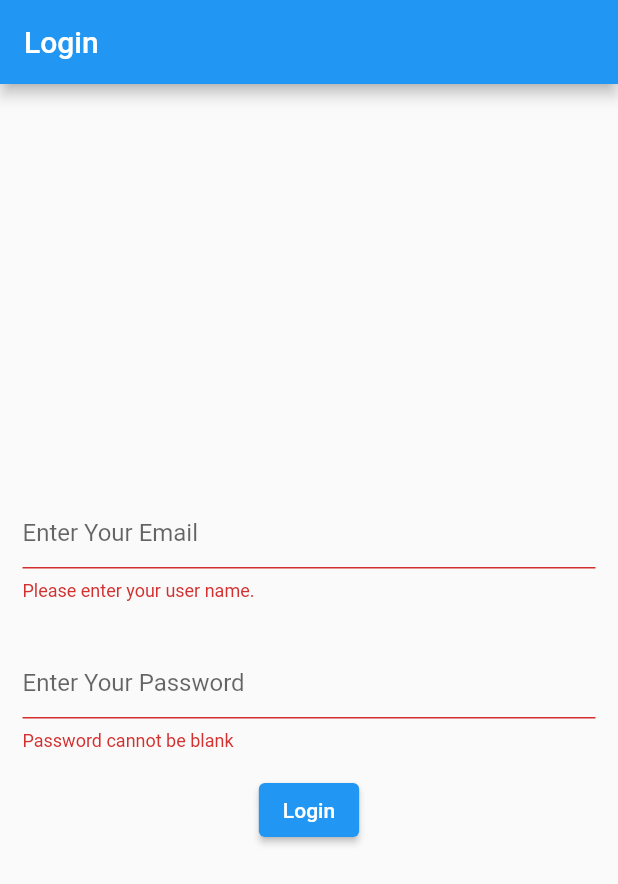
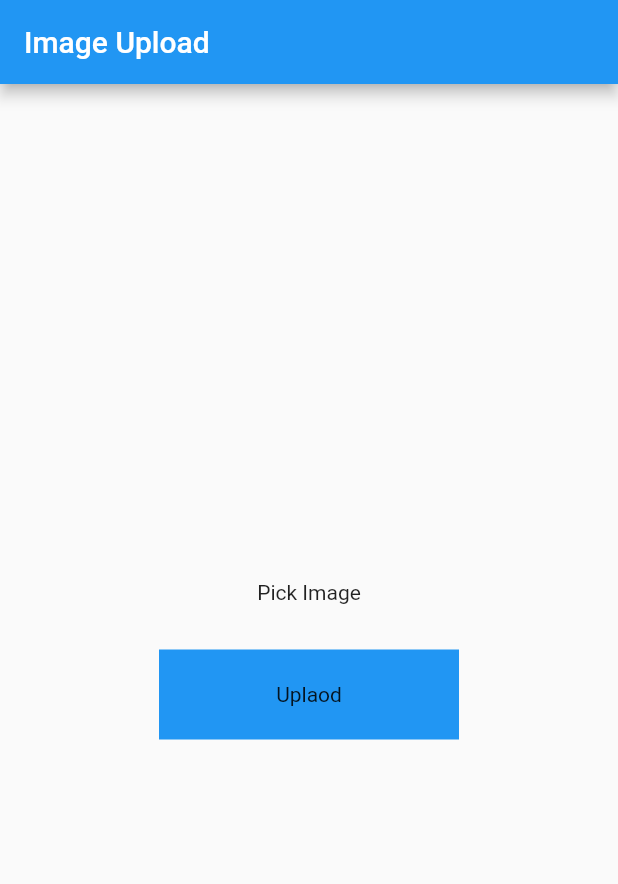
Before and after one commit to aankit09/Api-GET, a Flutter app: the screen it shows after launch, on a phone screen of 412 x 824 dp. Shown: the top 884 px of the screen. Run offline on Flutter 3.47's test engine with Material 2 defaults, Android fonts, the phone set to English and light mode, and no system bars; drawn by our look-alikes of modal_progress_hud_nsn; our stand-ins replace image_picker.

Commit message:
Image Upload Api

```diff
--- a/lib/main.dart
+++ b/lib/main.dart
@@ -1,4 +1,5 @@
 import 'package:flutter/material.dart';
+import 'package:post_api/practice/example_img.dart';
 import 'package:post_api/practice/example_post_five.dart';
 import 'package:post_api/practice/example_post_six.dart';
 
@@ -17,7 +18,7 @@ class MyApp extends StatelessWidget {
       theme: ThemeData(
         primarySwatch: Colors.blue,
       ),
-      home: const ExampleSix(),
+      home: const ExampleImageApi(),
     );
   }
 }
--- /dev/null
+++ b/lib/practice/example_img.dart
@@ -0,0 +1,119 @@
+import 'dart:io';
+
+import 'package:flutter/material.dart';
+import 'package:http/http.dart' as http;
+import 'package:image_picker/image_picker.dart';
+import 'package:modal_progress_hud_nsn/modal_progress_hud_nsn.dart';
+
+class ExampleImageApi extends StatefulWidget {
+  const ExampleImageApi({super.key});
+
+  @override
+  State<ExampleImageApi> createState() => _ExampleImageApiState();
+}
+
+class _ExampleImageApiState extends State<ExampleImageApi> {
+  File? image;
+  final _picker = ImagePicker();
+  bool showSpinner = false;
+
+  Future getImage() async {
+    final pickedFile =
+        await _picker.pickImage(source: ImageSource.gallery, imageQuality: 80);
+    if (pickedFile != null) {
+      image = File(pickedFile.path);
+      setState(() {});
+    } else {
+      print('No Image Selected');
+    }
+  }
+
+  // Upload Fuction
+  Future<void> uploadImage() async {
+    setState(() {
+      showSpinner = true;
+    });
+
+    var stream = new http.ByteStream(image!.openRead());
+    stream.cast();
+
+    var length = await image!.length();
+
+    var uri = Uri.parse('https://fakestoreapi.com/products');
+
+    var request = new http.MultipartRequest('POST', uri);
+
+    request.fields['title'] = 'static title';
+
+    var multiport = new http.MultipartFile('image', stream, length);
+
+    request.files.add(multiport);
+
+    var response = await request.send();
+
+    if (response.statusCode == 200) {
+      setState(() {
+        showSpinner = false;
+      });
+      print('image uploaded');
+    } else {
+      print('failed');
+      setState(() {
+        showSpinner = false;
+      });
+    }
+  }
+
+  @override
+  Widget build(BuildContext context) {
+    return ModalProgressHUD(
+      inAsyncCall: showSpinner,
+      child: Scaffold(
+        appBar: AppBar(
+          title: const Text('Image Upload'),
+        ),
+        body: Column(
+          mainAxisAlignment: MainAxisAlignment.center,
+          crossAxisAlignment: CrossAxisAlignment.center,
+          children: [
+            GestureDetector(
+              onTap: () {
+                getImage();
+              },
+              child: Container(
+                child: image == null
+                    ? Center(
+                        child: Text('Pick Image'),
+                      )
+                    : Container(
+                        child: Center(
+                          child: Image.file(
+                            File(image!.path).absolute,
+                            height: 100,
+                            width: 100,
+                            fit: BoxFit.cover,
+                          ),
+                        ),
+                      ),
+              ),
+            ),
+            SizedBox(
+              height: 30,
+            ),
+            GestureDetector(
+              onTap: () {
+                uploadImage();
+              },
+              child: Container(
+                width: 200,
+                height: 60,
+                color: Colors.blue,
+                child: Center(child: Text('Uplaod')),
+              ),
+            )
+          ],
+        ),
+      ),
+    );
+  }
+}
--- a/pubspec.yaml
+++ b/pubspec.yaml
@@ -37,6 +37,7 @@ dependencies:
   cupertino_icons: ^1.0.2
   http: any
   modal_progress_hud_nsn: any
+  image_picker: any
 
 dev_dependencies:
   flutter_test:
```
Also changed, not shown: pubspec.lock, 6 other files.
